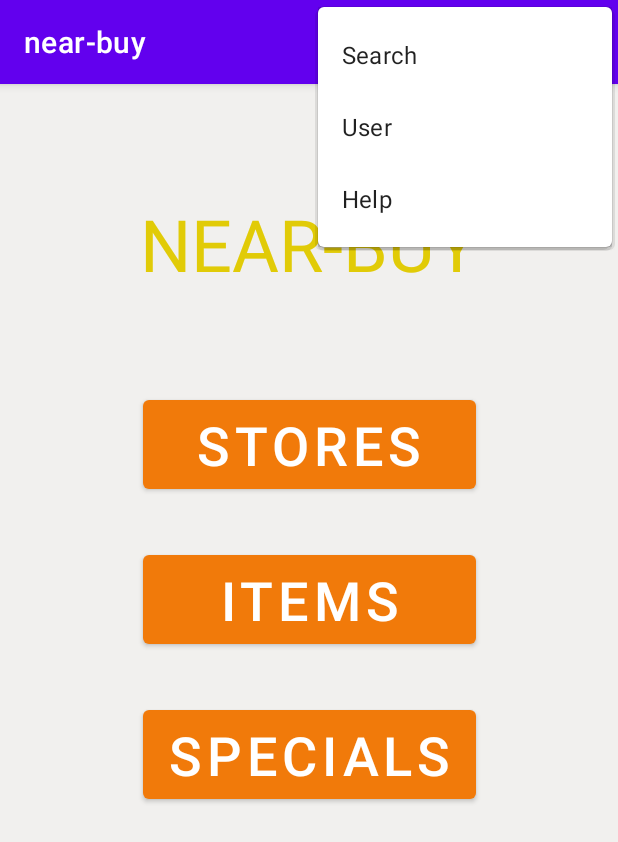
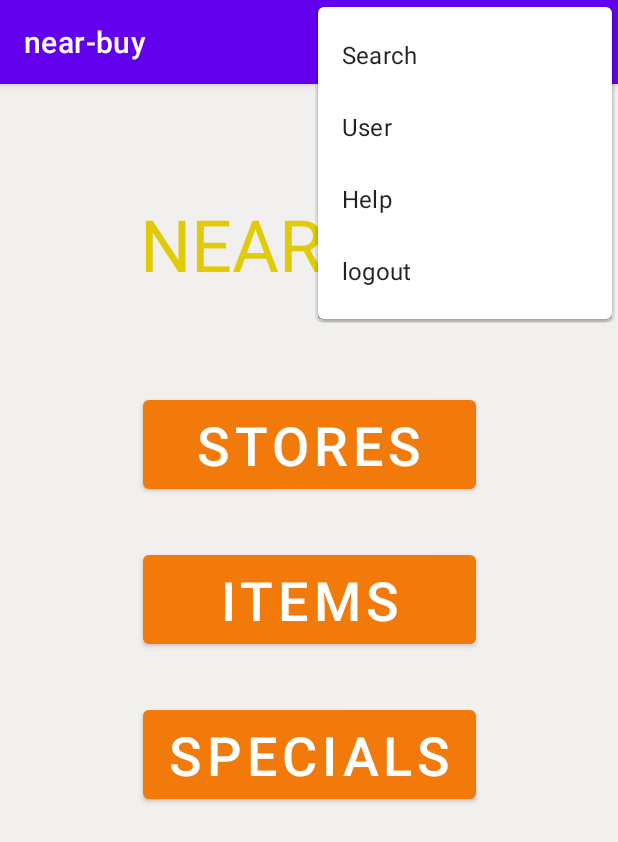
Before and after one commit to spyroy/near_buy, an Android app: the screen it shows after launch (MainActivity), with the options menu open, on a phone screen of 412 x 824 dp. Shown: the top 842 px of the screen. Run offline under Robolectric (Android 15) with nearby library versions, the phone set to English and light mode, and no system bars; our stand-ins replace Firebase (no records; nobody signed in at launch, a user with empty details on screens opened directly); Roboto replaces fonts that are not available here.

```diff
--- a/app/src/main/res/layout/activity_register.xml
+++ b/app/src/main/res/layout/activity_register.xml
@@ -2,7 +2,7 @@
 <androidx.constraintlayout.widget.ConstraintLayout xmlns:android="http://schemas.android.com/apk/res/android"
     xmlns:app="http://schemas.android.com/apk/res-auto"
     xmlns:tools="http://schemas.android.com/tools"
-    android:layout_width="wrap_content"
+    android:layout_width="match_parent"
     android:layout_height="match_parent"
     android:background="@drawable/background"
     tools:context=".register">
--- a/app/src/main/res/menu/main_menu.xml
+++ b/app/src/main/res/menu/main_menu.xml
@@ -12,4 +12,9 @@
     <item
         android:id="@+id/menu_help"
         android:title="Help" />
+    <item
+        android:id="@+id/logout"
+        android:icon="@drawable/ic_search_black_24dp"
+        android:title="logout"
+        app:actionViewClass="android.widget.SearchView" />
 </menu>
```
Also changed, not shown: app/src/main/AndroidManifest.xml (+5 -3 lines), app/src/main/java/com/example/near_buy/MainActivity.java (+18 -8 lines), app/src/main/java/com/example/near_buy/login.java (+10 -7 lines), app/src/main/java/com/example/near_buy/register.java (+8 -2 lines), 598 other files.
